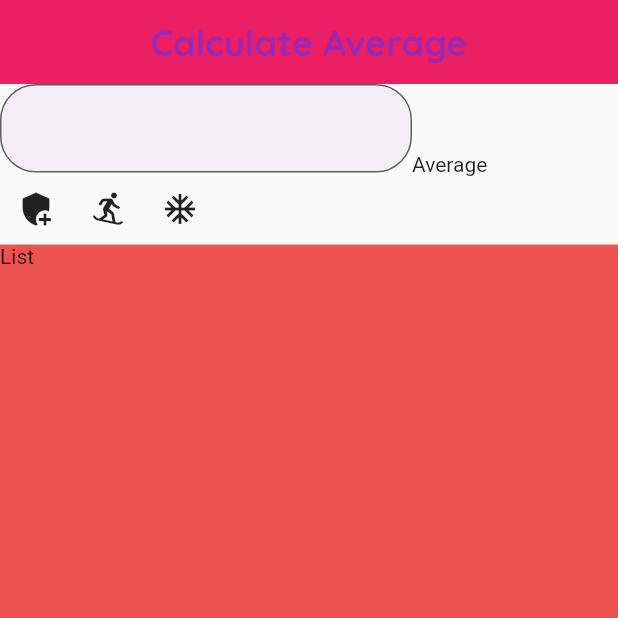
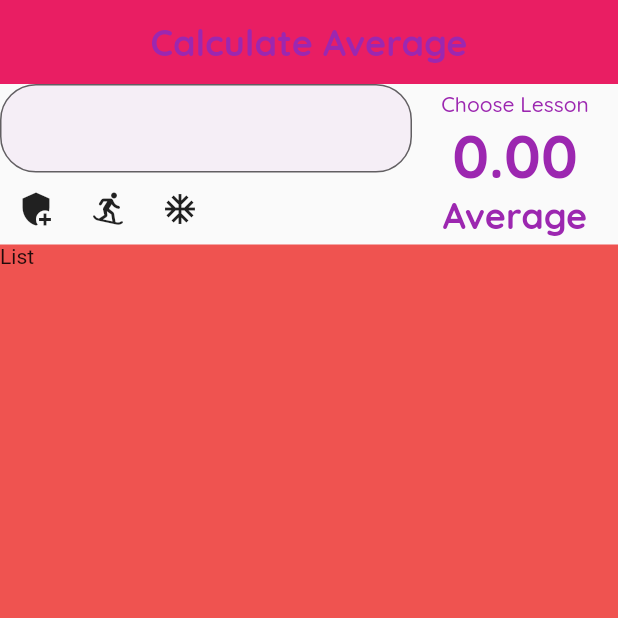
Before and after one commit to Gokdenizsari/dynamic_average_calculation, a Flutter app: the screen it shows after launch, on a phone screen of 412 x 824 dp, the top half of it. Run offline on Flutter 3.47's test engine with Material 2 defaults, Android fonts, the phone set to English and light mode, and no system bars; our stand-ins replace google_fonts.

Commit message:
Update calculate_average_page.dart

```diff
--- a/lib/widgets/calculate_average_page.dart
+++ b/lib/widgets/calculate_average_page.dart
@@ -1,4 +1,5 @@
 import 'package:dynamic_average_calculation/constants/app_constants.dart';
+import 'package:dynamic_average_calculation/widgets/show_average.dart';
 import 'package:flutter/material.dart';
 
 class CalculateAverage extends StatefulWidget {
@@ -35,7 +36,7 @@ class _CalculateAverageState extends State<CalculateAverage> {
               ),
               Expanded(
                 //flex:1 zaten otomatik 1 alıyor. yazmaya gerek yok
-                child: Text("Average"),
+                child: ShowAverage(lessonNumber: 0, average: 0),
               ),
             ],
           ),
```
